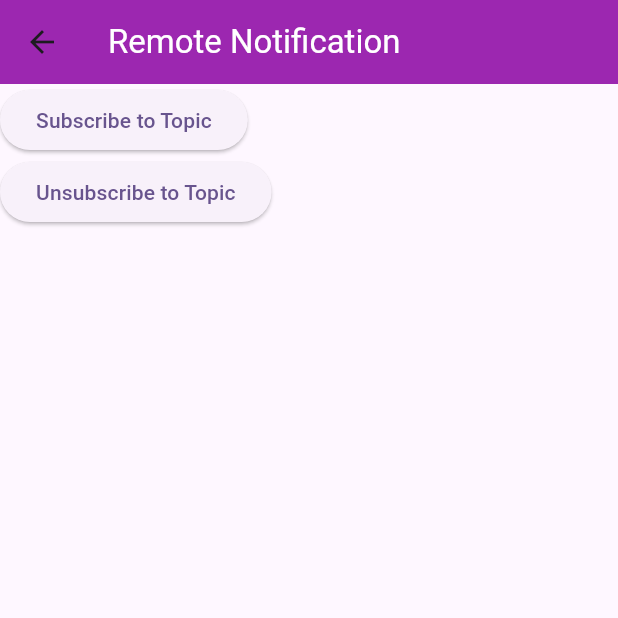
After one commit to Haffshah/notification_course, a Flutter app: the screen it shows after launch, after a tap on "Remote Notification", on a phone screen of 412 x 824 dp, the top half of it. The commit adds this screen. Run offline on Flutter 3.47's test engine with Material 2 defaults, Android fonts, the phone set to English and light mode, and no system bars; our stand-ins replace awesome_notifications, firebase_core, fluttertoast; missing offline and left inert: awesome_notifications_fcm; accounts and stored records are empty.

Commit message:
Remote Notification Till Subscribe to Topic and Unsubscribe to topic

```diff
--- a/lib/main.dart
+++ b/lib/main.dart
@@ -1,9 +1,9 @@
 import 'package:awesome_notifications/awesome_notifications.dart';
 import 'package:flutter/material.dart';
 import 'package:flutter/scheduler.dart';
-import 'package:notification_course/constant/app_constant.dart';
-import 'package:notification_course/services/local_notification.dart';
+import 'package:notification_course/screens/local_notification_screen.dart';
 import 'package:notification_course/services/notification_controller.dart';
+import 'package:notification_course/screens/remote_notification_screen.dart';
 
 void main() async {
   WidgetsFlutterBinding.ensureInitialized();
@@ -19,7 +19,6 @@ class MyApp extends StatelessWidget {
   static final GlobalKey<NavigatorState> navigatorKey =
       GlobalKey<NavigatorState>();
 
-  // This widget is the root of your application.
   @override
   Widget build(BuildContext context) {
     return MaterialApp(
@@ -29,7 +28,7 @@ class MyApp extends StatelessWidget {
         colorScheme: ColorScheme.fromSeed(seedColor: Colors.deepPurple),
         useMaterial3: true,
       ),
-      home: const MyHomePage(title: 'Flutter Demo Home Page'),
+      home: const MyHomePage(title: 'Awesome Notifications'),
     );
   }
 }
@@ -53,6 +52,7 @@ class _MyHomePageState extends State<MyHomePage> {
           AwesomeNotifications().requestPermissionToSendNotifications();
         }
       });
+      NotificationController.requestFirebaseToken();
     });
   }
 
@@ -64,72 +64,32 @@ class _MyHomePageState extends State<MyHomePage> {
         title: const Text('Home Screen'),
       ),
       body: Column(
-        mainAxisAlignment: MainAxisAlignment.spaceAround,
         crossAxisAlignment: CrossAxisAlignment.center,
+        mainAxisAlignment: MainAxisAlignment.spaceEvenly,
         children: [
+          /// Local Notification
           ElevatedButton(
               onPressed: () {
-                LocalNotification.triggerNotification();
+                MyApp.navigatorKey.currentState!.push(MaterialPageRoute(
+                    builder: (_) => const LocalNotificationScreen()));
               },
-              child: const Text('Trigger Notification')),
+              child: const Text('Local Notification')),
+
+          /// Remote Notification
           ElevatedButton(
               onPressed: () {
-                LocalNotification.scheduleNotification();
+                MyApp.navigatorKey.currentState!.push(MaterialPageRoute(
+                    builder: (_) => const RemoteNotificationScreen()));
               },
-              child: const Text('Schedule Notification')),
+              child: const Text('Remote Notification')),
+
+          /// Media Notification
           ElevatedButton(
               onPressed: () {
-                LocalNotification.cancelScheduledNotification(0);
+                MyApp.navigatorKey.currentState!.push(MaterialPageRoute(
+                    builder: (_) => const RemoteNotificationScreen()));
               },
-              child: const Text('Cancel Schedule Notification')),
-          ElevatedButton(
-              onPressed: () {
-                LocalNotification.showNotificationWithActionButton(1);
-              },
-              child: const Text('Action Button Notification')),
-          ElevatedButton(
-              onPressed: () {
-                LocalNotification.createBasicNotificationWithPayload();
-              },
-              child: const Text('Basic Notification With Payload')),
-          ElevatedButton(
-              onPressed: () {
-                LocalNotification.createMessagingNotification(
-                  channelKey: chatChannelKey,
-                  groupKey: 'Harsh_shah',
-                  chatName: 'Hera Pheri Group',
-                  userName: 'Harsh',
-                  message: 'Manthan has send a message',
-                  profileIcon:
-                      'https://unsplash.com/photos/a-man-running-up-a-mountain-with-a-sky-background-gj7WgSOIIu4',
-                );
-              },
-              child: const Text('Chat Notification')),
-          ElevatedButton(
-              onPressed: () {
-                LocalNotification.createIndeterminateProgressNotification(1000);
-              },
-              child: const Text('Simple Progress Notification')),
-          ElevatedButton(
-              onPressed: () {
-                LocalNotification.showDownloadProgressNotification(100);
-              },
-              child: const Text('Download Progress Notification')),
-          ElevatedButton(
-              onPressed: () {
-                LocalNotification.showEmojiNotification(99);
-              },
-              child: const Text('Emojis Notification')),
-
-          ElevatedButton(
-              onPressed: () async {
-
-                await Future.delayed(const Duration(seconds: 10),(){
-                  LocalNotification.showWakeUpNotification(98);
-                });
-
-              },
-              child: const Text('Wakeup Notification')),
+              child: const Text('Media Notification')),
         ],
       ),
     );
--- /dev/null
+++ b/lib/screens/remote_notification_screen.dart
@@ -0,0 +1,37 @@
+import 'package:flutter/material.dart';
+import 'package:notification_course/services/local_notification.dart';
+import 'package:notification_course/services/notification_controller.dart';
+
+class RemoteNotificationScreen extends StatelessWidget {
+  const RemoteNotificationScreen({super.key});
+
+  @override
+  Widget build(BuildContext context) {
+    return Scaffold(
+      appBar: AppBar(
+        backgroundColor: Colors.purple,
+        title: const Text(
+          'Remote Notification',
+          style: TextStyle(color: Colors.white),
+        ),
+      ),
+      body: Column(
+        crossAxisAlignment: CrossAxisAlignment.start,
+        children: [
+          ElevatedButton(
+              onPressed: () {
+                NotificationController.subscribeToTopic('FlutterNewsletter');
+              },
+              child: const Text('Subscribe to Topic')),
+
+          ElevatedButton(
+              onPressed: () {
+                NotificationController.unsubscribeToTopic('FlutterNewsletter');
+              },
+              child: const Text('Unsubscribe to Topic')),
+
+        ],
+      ),
+    );
+  }
+}
--- a/lib/services/notification_controller.dart
+++ b/lib/services/notification_controller.dart
@@ -1,17 +1,21 @@
+import 'dart:io';
+
 import 'package:awesome_notifications/awesome_notifications.dart';
+import 'package:awesome_notifications_fcm/awesome_notifications_fcm.dart';
+import 'package:firebase_core/firebase_core.dart';
 import 'package:flutter/material.dart';
 import 'package:fluttertoast/fluttertoast.dart';
 import 'package:notification_course/constant/app_constant.dart';
 import 'package:notification_course/main.dart';
-import 'package:notification_course/screens/home_screen.dart';
+import 'package:notification_course/screens/local_notification_screen.dart';
 import 'package:notification_course/services/local_notification.dart';
 
 /// Navigation
 navigationAction(ReceivedAction receivedAction) {
   if (receivedAction.payload != null &&
       receivedAction.payload!['screen_name'] == 'HOME_SCREEN') {
-    MyApp.navigatorKey.currentState!
-        .push(MaterialPageRoute(builder: (_) => const HomeScreen()));
+    MyApp.navigatorKey.currentState!.push(
+        MaterialPageRoute(builder: (_) => const LocalNotificationScreen()));
   }
 }
 
@@ -29,6 +33,7 @@ class NotificationController with ChangeNotifier {
   /// Get Initialize all the Methods required
   static Future<void> getStartedWithNotification() async {
     NotificationController.initializeLocalNotification(debug: true);
+    NotificationController.initializeRemoteNotification(debug: true);
     NotificationController.initializeNotificationForEventListeners();
     NotificationController.getInitialNotificationAction();
   }
@@ -63,6 +68,32 @@ class NotificationController with ChangeNotifier {
               channelShowBadge: true,
               importance: NotificationImportance.Max)
         ],
+        debug: debug);
+  }
+
+  ///Set Firebase Options
+  static setFirebaseOption() {
+    if (Platform.isAndroid) {
+      return const FirebaseOptions(
+        apiKey: 'AIzaSyB9zHnV2KeRtdB8Gr1L4Gr6AwFy5TGQilI',
+        appId: '1:616687156211:android:903430243b3f619b623086',
+        messagingSenderId: '616687156211',
+        projectId: 'push-notification-13736a',
+      );
+    }
+  }
+
+  /// Initialization Method
+  static Future<void> initializeRemoteNotification(
+      {required bool debug}) async {
+    await Firebase.initializeApp(
+        options: NotificationController.setFirebaseOption());
+
+    await AwesomeNotificationsFcm().initialize(
+        onFcmTokenHandle: NotificationController.myFcmTokenHandle,
+        onFcmSilentDataHandle: NotificationController.mySilentDataHandle,
+        onNativeTokenHandle: NotificationController.myNativeTokenHandle,
+        licenseKeys: [],
         debug: debug);
   }
 
@@ -167,4 +198,68 @@ class NotificationController with ChangeNotifier {
               'https://unsplash.com/photos/a-silhouette-of-a-man-standing-in-front-of-a-sunset-4tprl35EsVs');
     }
   }
+
+  /// Remote Notification Event Listeners
+  /// Use this method to execute on background when a silent data arrives
+  /// (even While Terminated)
+  static Future<void> mySilentDataHandle(FcmSilentData fcmSilentData) async {
+    Fluttertoast.showToast(
+        msg: 'Silent Data Received',
+        toastLength: Toast.LENGTH_SHORT,
+        fontSize: 16,
+        backgroundColor: Colors.amber);
+
+    debugPrint('"Silent Data" : ${fcmSilentData.data}');
+  }
+
+  /// FCM Token handle
+  static Future<void> myFcmTokenHandle(String token) async {
+    Fluttertoast.showToast(
+        msg: 'FCM token received',
+        toastLength: Toast.LENGTH_SHORT,
+        fontSize: 16,
+        backgroundColor: Colors.amber);
+
+    debugPrint('"FCM Token" : $token');
+  }
+
+  /// Native Token handle
+  static Future<void> myNativeTokenHandle(String token) async {
+    Fluttertoast.showToast(
+        msg: 'Native token received',
+        toastLength: Toast.LENGTH_SHORT,
+        fontSize: 16,
+        backgroundColor: Colors.amber);
+
+    debugPrint('"Native Token" : $token');
+  }
+
+  /// Request Firebase Token
+  static Future<String> requestFirebaseToken() async {
+    if (await AwesomeNotificationsFcm().isFirebaseAvailable) {
+      try {
+        return await AwesomeNotificationsFcm().requestFirebaseAppToken();
+      } catch (e, s) {
+        debugPrint('Exception $e\n Stacktrace $s');
+      }
+    } else {
+      debugPrint('Firebase is not available ');
+    }
+
+    return '';
+  }
+
+  /// Subscribe to Topic
+  static Future<void> subscribeToTopic(String topic) async {
+    await AwesomeNotificationsFcm().subscribeToTopic(topic);
+    debugPrint('Subscribe to Topic $topic');
+  }
+
+
+
+  /// Unsubscribe to Topic
+  static Future<void> unsubscribeToTopic(String topic) async {
+    await AwesomeNotificationsFcm().unsubscribeToTopic(topic);
+    debugPrint('Unsubscribe to Topic $topic');
+  }
 }
```
Also changed, not shown: lib/screens/home_screen.dart (deleted, +0 -24 lines), lib/screens/local_notification_screen.dart (added, +85 -0 lines), lib/services/local_notification.dart (+8 -12 lines), pubspec.yaml (+6 -1 lines), 3 other files.
